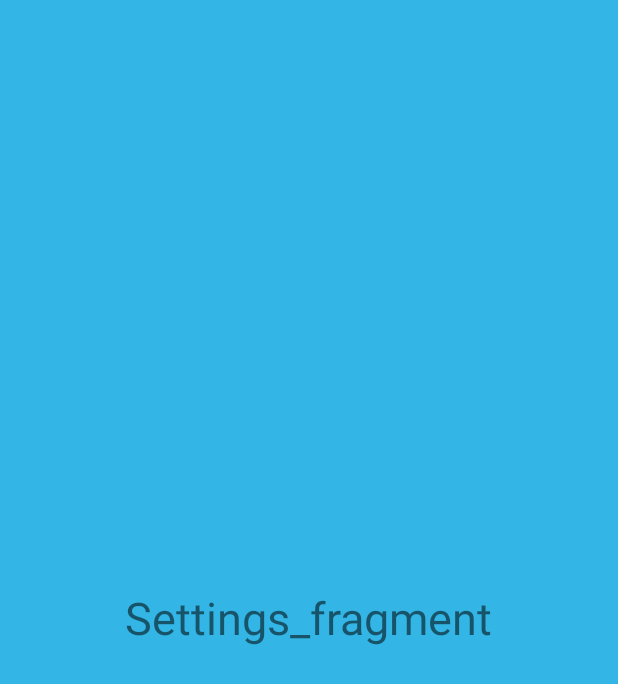
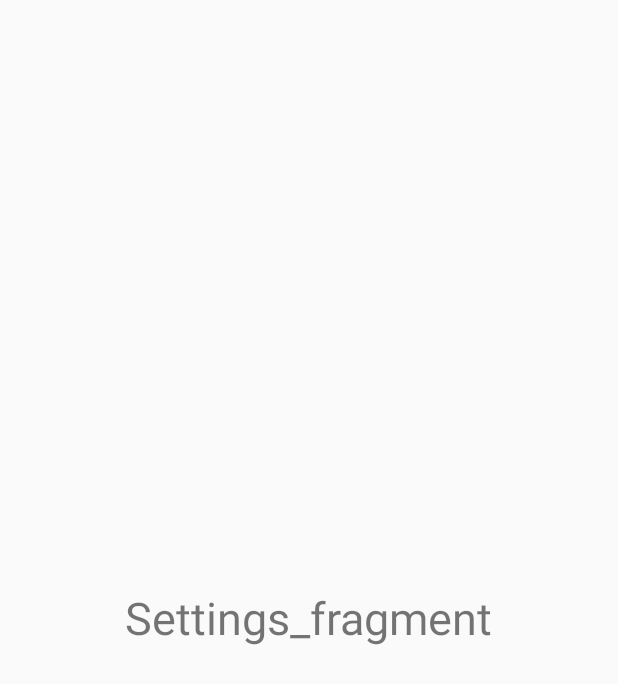
Before and after one commit to barakamulas/TheScout, an Android app: the layout fragment_settings.xml on its own in the app's theme, with its tools: preview values and no code run, on a phone screen of 412 x 824 dp. Shown: the top 684 px of the screen. Run offline under Robolectric (Android 15) with nearby library versions, the phone set to English and light mode, and no system bars.

Commit message:
Change the background colors of the nav_header and toolbar

```diff
--- a/app/src/main/AndroidManifest.xml
+++ b/app/src/main/AndroidManifest.xml
@@ -9,7 +9,8 @@
         android:roundIcon="@mipmap/ic_launcher_round"
         android:supportsRtl="true"
         android:theme="@style/MyTheme">
-        <activity android:name=".Dashboard"></activity>
+        <activity android:name=".Dashboard"
+            android:theme="@style/AppTheme.NoActionBar"></activity>
         <activity
             android:name=".SignUpActivity"
             android:theme="@style/NoActionBarTheme" />
--- a/app/src/main/java/com/baraka/thescout/SignUpActivity.java
+++ b/app/src/main/java/com/baraka/thescout/SignUpActivity.java
@@ -11,6 +11,7 @@ import android.text.method.LinkMovementMethod;
 import android.text.style.ClickableSpan;
 import android.view.View;
 import android.widget.Button;
+import android.widget.EditText;
 import android.widget.TextView;
 import android.widget.Toast;
 
@@ -20,6 +21,10 @@ import butterknife.ButterKnife;
 public class SignUpActivity extends AppCompatActivity {
 
     @BindView(R.id.account_question_sign_up) TextView mSignUpAccountQuestion;
+    @BindView(R.id.userNameEditText)EditText mUserNameEditText;
+    @BindView(R.id.email)EditText mEmailEditText;
+    @BindView(R.id.userPassword)EditText mUserPassword;
+    @BindView(R.id.confirm_password)EditText mConfirmPasswordEditText;
     @BindView(R.id.sign_up_button) Button mSignUpButton;
 
     @Override
--- a/app/src/main/res/layout/activity_dashboard.xml
+++ b/app/src/main/res/layout/activity_dashboard.xml
@@ -18,9 +18,10 @@
             android:id="@+id/toolbar"
             android:layout_width="match_parent"
             android:layout_height="?attr/actionBarSize"
-            android:background="@color/colorPrimary"
+            android:background="@color/myBrown"
             android:elevation="4dp"
-            android:theme="@style/ThemeOverlay.AppCompat.Dark"/>
+            android:theme="@style/ThemeOverlay.AppCompat.Dark.ActionBar"
+            app:popupTheme="@style/ThemeOverlay.AppCompat.Light"/>
 
         <FrameLayout
             android:id="@+id/fragment_container"
@@ -34,6 +35,7 @@
         android:id="@+id/nav_view"
         android:layout_width="wrap_content"
         android:layout_height="match_parent"
+        android:layout_gravity="start"
         app:menu="@menu/drawer_menu"
         app:headerLayout="@layout/nav_header"/>
 
--- a/app/src/main/res/layout/fragment_settings.xml
+++ b/app/src/main/res/layout/fragment_settings.xml
@@ -1,8 +1,7 @@
 <?xml version="1.0" encoding="utf-8"?>
 <RelativeLayout xmlns:android="http://schemas.android.com/apk/res/android"
     android:layout_width="match_parent"
-    android:layout_height="match_parent"
-    android:background="@android:color/holo_blue_light">
+    android:layout_height="match_parent">
 
     <TextView
         android:layout_width="wrap_content"
--- a/app/src/main/res/layout/nav_header.xml
+++ b/app/src/main/res/layout/nav_header.xml
@@ -3,7 +3,7 @@
     android:orientation="vertical"
     android:layout_width="match_parent"
     android:layout_height="176dp"
-    android:background="@color/colorPrimary"
+    android:background="@color/myBrown"
     android:gravity="bottom"
     android:padding="16dp"
     android:theme="@style/ThemeOverlay.AppCompat.Dark">
--- a/app/src/main/res/values/styles.xml
+++ b/app/src/main/res/values/styles.xml
@@ -16,15 +16,9 @@
 
     <style name="NoActionBarTheme" parent="Theme.AppCompat.Light.NoActionBar"/>
 
-    <style name="AppTheme.NoActionBar" parent="Theme.AppCompat.Light.NoActionBar">
+    <style name="AppTheme.NoActionBar">
         <item name="windowActionBar">false</item>
         <item name="windowNoTitle">true</item>
     </style>
 
-
-
-
-
-
-
 </resources>
```
